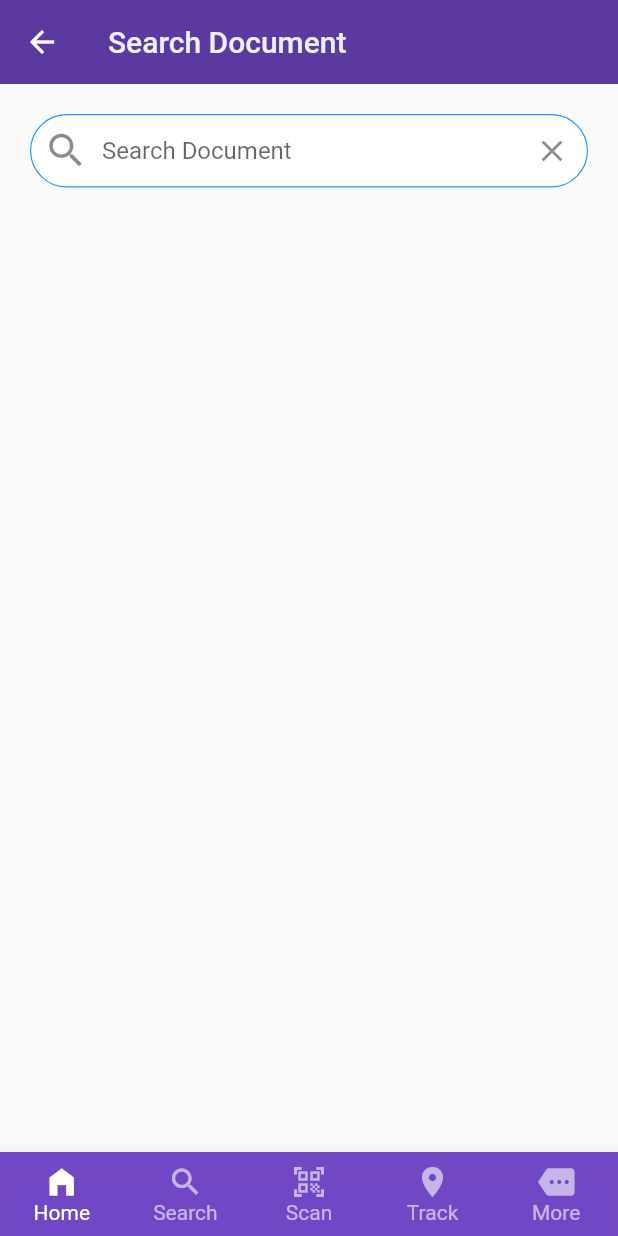
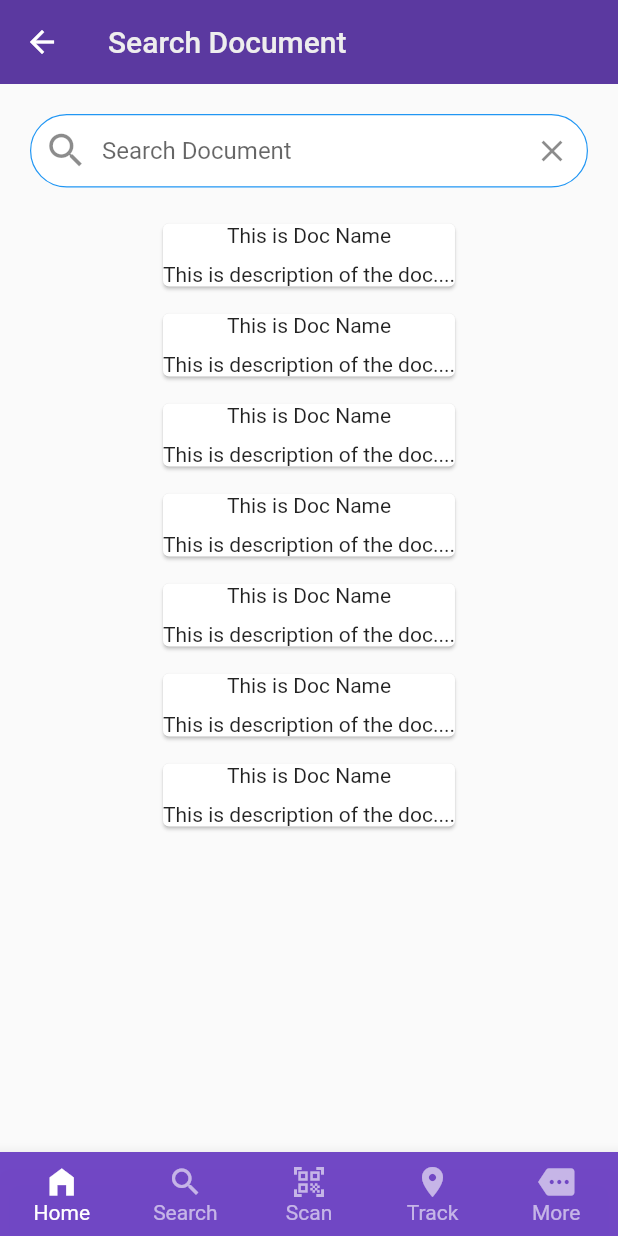
Before and after one commit to DulsaraNethmin/DocTracker-mobile, a Flutter app: the SearchDoc screen opened by its route, on a phone screen of 412 x 824 dp. Run offline on Flutter 3.47's test engine with Material 2 defaults, Android fonts, the light colour scheme and no system bars; our stand-ins replace analog_clock, bloc, dio, flutter_bloc, socket_io_client; missing offline and left inert: qr_code_scanner; network calls fail.

Commit message:
result card widget

```diff
--- /dev/null
+++ b/lib/presentation/screens/customer/Search/result_card.dart
@@ -0,0 +1,28 @@
+import 'package:flutter/material.dart';
+
+import '../../../../data/model/documentModel.dart';
+
+class ResultCard extends StatelessWidget {
+  const ResultCard({Key? key, Document? doc}) : super(key: key);
+
+  @override
+  Widget build(BuildContext context) {
+    return Padding(
+      padding: const EdgeInsets.only(bottom: 10),
+      child: InkWell(
+        child: Card(
+          child: Column(
+            children: [
+              Text("This is Doc Name"),
+              SizedBox(
+                height: 10,
+              ),
+              Text("This is description of the doc....")
+            ],
+          ),
+        ),
+        onTap: () {},
+      ),
+    );
+  }
+}
--- a/lib/presentation/screens/customer/Search/search_doc.dart
+++ b/lib/presentation/screens/customer/Search/search_doc.dart
@@ -1,4 +1,5 @@
 import 'package:doctracker/logic/cubit/document_cubit.dart';
+import 'package:doctracker/presentation/screens/customer/Search/search_result.dart';
 import 'package:doctracker/presentation/widgets/app_bar.dart';
 import 'package:doctracker/presentation/widgets/bottom_app_bar.dart';
 import 'package:flutter/material.dart';
@@ -10,6 +11,8 @@ class SearchDoc extends StatelessWidget {
   @override
   Widget build(BuildContext context) {
     context.read<DocumentCubit>().getAllDocs(context);
+    var no_of_docs = context.read<DocumentCubit>().state.docs.length;
+    print(no_of_docs);
     final search = Padding(
       padding: const EdgeInsets.all(20.0),
       child: TextField(
@@ -34,15 +37,17 @@ class SearchDoc extends StatelessWidget {
       ),
     );
 
+    final result = BlocBuilder<DocumentCubit, DocumentState>(
+      builder: (context, state) {
+        return SearchResult();
+      },
+    );
     return Scaffold(
       appBar: appBar('Search Document'),
       bottomNavigationBar: MyBottomNavBar(),
       body: SingleChildScrollView(
         child: Column(
-          children: [
-            search,
-            //result
-          ],
+          children: [search, result],
         ),
       ),
     );
--- /dev/null
+++ b/lib/presentation/screens/customer/Search/search_result.dart
@@ -0,0 +1,23 @@
+import 'package:doctracker/presentation/screens/customer/Search/result_card.dart';
+import 'package:flutter/material.dart';
+
+class SearchResult extends StatelessWidget {
+  const SearchResult({Key? key}) : super(key: key);
+
+  @override
+  Widget build(BuildContext context) {
+    return SingleChildScrollView(
+      child: Column(
+        children: [
+          ResultCard(),
+          ResultCard(),
+          ResultCard(),
+          ResultCard(),
+          ResultCard(),
+          ResultCard(),
+          ResultCard()
+        ],
+      ),
+    );
+  }
+}
```
